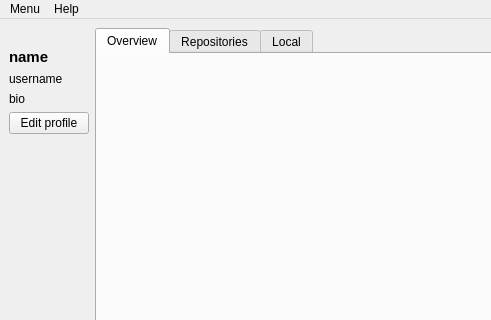
This is src/pygithubmanager/ui/mainwindow.ui in DomiTP/PyGitHubManager as Qt 5 draws it before an edit; both pictures show x 0 to 491 and y 0 to 320 of the 1020 by 677 pixel window. The edited form follows.
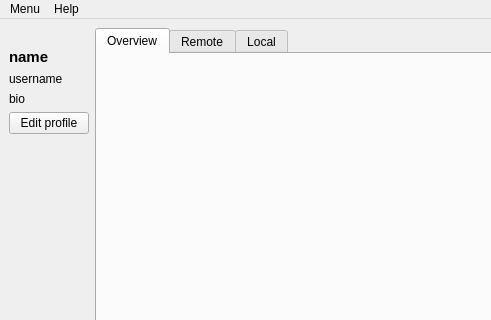
This is the edited form. Icons and pictures are not drawn. Custom widgets are drawn as their Qt base class.

Commit message: style: some changes in mainwindow and overview UI

What changed in the file:
```diff
--- a/src/pygithubmanager/ui/mainwindow.ui
+++ b/src/pygithubmanager/ui/mainwindow.ui
@@ -204,7 +204,7 @@
                    </iconset>
                </attribute>
                <attribute name="title">
-                   <string>Repositories</string>
+          <string>Remote</string>
                </attribute>
            </widget>
            <widget class="QWidget" name="localTab">
```
Left out of the diff: 11 changed lines with no effect on the pictures. Lines whose indentation alone changed are shown as unchanged. The commit also changes 3 other files.
